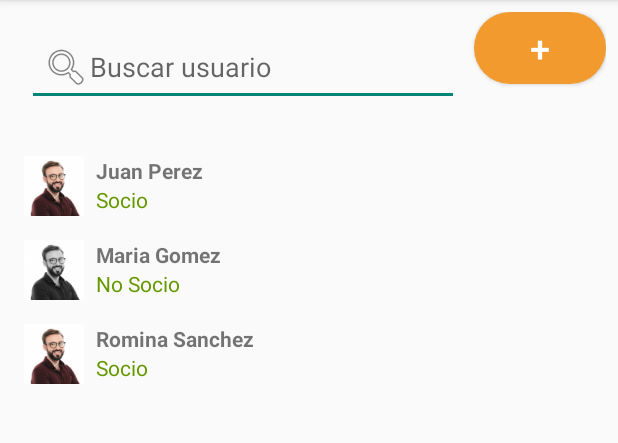
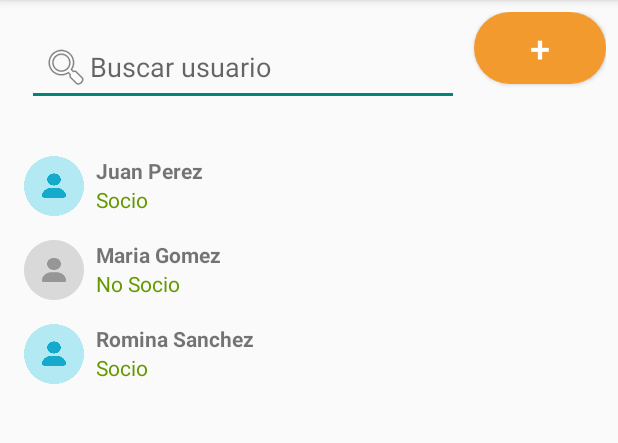
Before and after one commit to EvanaSabatella1989/Club-Deportivo, an Android app: the ListaUsuarios screen opened directly, with no data from a screen before it, on a phone screen of 412 x 824 dp, the part 84-527 px from its top. Run offline under Robolectric (Android 15) with nearby library versions, the phone set to English and light mode, and no system bars; Roboto replaces fonts that are not available here.

Commit message:
quinto commit

```diff
--- a/Club/app/src/main/java/com/example/club/DatabaseHelper.kt
+++ b/Club/app/src/main/java/com/example/club/DatabaseHelper.kt
@@ -71,9 +71,9 @@ class DatabaseHelper(context: Context): SQLiteOpenHelper(context, DATABASE_NAME,
 
         //carga de las personas:
         val personas = listOf(
-            persona(0,"Juan","Perez","1990-01-01", 123456789, "Calle Falsa 123", "123456789", true, true ),
-            persona(0, "Maria", "Gomez", "1985-02-15", 87654321, "Av. Siempre Viva 456", "987654321", false, false),
-            persona(0, "Romina", "Sanchez", "1987-03-19", 454564561, "Cadiz 496", "1156487846", true, true),
+            persona(0,"Juan","Perez","1990-01-01", "123456789", "Calle Falsa 123", "123456789", true, true ),
+            persona(0, "Maria", "Gomez", "1985-02-15", "87654321", "Av. Siempre Viva 456", "987654321", false, false),
+            persona(0, "Romina", "Sanchez", "1987-03-19", "454564561", "Cadiz 496", "1156487846", true, true),
         )
         db.beginTransaction()
         try{
@@ -182,7 +182,7 @@ class DatabaseHelper(context: Context): SQLiteOpenHelper(context, DATABASE_NAME,
                         val nombre = cursor.getString(cursor.getColumnIndexOrThrow("nombre"))
                         val apellido = cursor.getString(cursor.getColumnIndexOrThrow("apellido"))
                         val fechaNac = cursor.getString(cursor.getColumnIndexOrThrow("fechaNac"))
-                        val dni = cursor.getInt(cursor.getColumnIndexOrThrow("dni"))
+                        val dni = cursor.getString(cursor.getColumnIndexOrThrow("dni"))
                         val domicilio = cursor.getString(cursor.getColumnIndexOrThrow("domicilio"))
                         val telefono = cursor.getString(cursor.getColumnIndexOrThrow("telefono"))
                         val isSocio = cursor.getInt(cursor.getColumnIndexOrThrow("isSocio")) == 1
--- a/Club/app/src/main/java/com/example/club/ListaDeCuotasActivity.kt
+++ b/Club/app/src/main/java/com/example/club/ListaDeCuotasActivity.kt
@@ -59,11 +59,8 @@ class ListaDeCuotasActivity : AppCompatActivity() {
                 checkBoxPag.isChecked=false
 
                 val formatter =DateTimeFormatter.ofPattern("dd-MM-yyyy")
-
                 val fechaHoy = LocalDate.now().format(formatter)
-
                 var CuotasVencHoy:ArrayList<cuotaPersona> =ArrayList( Cuotas.filter { (it.fechaVencimiento== fechaHoy.toString()) and ( it.medioPago==null) })
-
                 var adapter= BaseAdapter(this,CuotasVencHoy)
                 binding.listaCuotas.adapter  =adapter
             }else{
--- a/Club/app/src/main/java/com/example/club/ListaUsuarios.kt
+++ b/Club/app/src/main/java/com/example/club/ListaUsuarios.kt
@@ -47,9 +47,11 @@ class ListaUsuarios : AppCompatActivity() {
             if (persona.isSocio) {
                 // Navegar a SocioActivity
                 val intent = Intent(this, DetalleUsuarioSocioActivity::class.java).apply {
+                    putExtra("id", persona.idPersona)
                     putExtra("nombre", persona.nombre)
                     putExtra("apellido", persona.apellido)
                     putExtra("fechaNac", persona.fechaNac)
+                    putExtra("dni", persona.dni)
                     putExtra("domicilio", persona.domicilio)
                     putExtra("telefono", persona.telefono)
                     putExtra("aptoFisico", if(persona.aptoFisico) 1 else 0)
@@ -58,9 +60,11 @@ class ListaUsuarios : AppCompatActivity() {
             } else {
                 // Navegar a NoSocioActivity
                 val intent = Intent(this, DetalleUsuarioNoSocioActivity::class.java).apply {
+                    putExtra("id", persona.idPersona)
                     putExtra("nombre", persona.nombre)
                     putExtra("apellido", persona.apellido)
                     putExtra("fechaNac", persona.fechaNac)
+                    putExtra("dni", persona.dni)
                     putExtra("domicilio", persona.domicilio)
                     putExtra("telefono", persona.telefono)
                     putExtra("aptoFisico", if(persona.aptoFisico) 1 else 0)
--- a/Club/app/src/main/java/com/example/club/models/persona.kt
+++ b/Club/app/src/main/java/com/example/club/models/persona.kt
@@ -5,7 +5,7 @@ data class persona (
         val nombre: String,
         val apellido: String,
         val fechaNac: String,
-        val dni: Int,
+        val dni: String,
         val domicilio: String,
         val telefono: String,
         val isSocio: Boolean,
--- a/Club/app/src/main/java/com/example/club/models/personaAdapter.kt
+++ b/Club/app/src/main/java/com/example/club/models/personaAdapter.kt
@@ -20,7 +20,7 @@ class personaAdapter (
         holder.nombreApellidoTextView.text = "${persona.nombre} ${persona.apellido}"
         holder.estadoTextView.text = if (persona.isSocio) "Socio" else "No Socio"
         holder.iconoImageView.setImageResource(
-            if (persona.isSocio) R.mipmap.socio_color else R.mipmap.no_socio_sincolor
+            if (persona.isSocio) R.mipmap.icono_persona_socio else R.mipmap.icono_persona
         )
         // Configura el click listener
         holder.itemView.setOnClickListener {
--- /dev/null
+++ b/Club/app/src/main/res/drawable/ic_person.xml
@@ -0,0 +1,5 @@
+<vector xmlns:android="http://schemas.android.com/apk/res/android" android:height="24dp" android:tint="#000000" android:viewportHeight="24" android:viewportWidth="24" android:width="24dp">
+
+    <path android:fillColor="#2196F3" android:pathData="M12,12c2.21,0 4,-1.79 4,-4s-1.79,-4 -4,-4 -4,1.79 -4,4 1.79,4 4,4zM12,14c-2.67,0 -8,1.34 -8,4v2h16v-2c0,-2.66 -5.33,-4 -8,-4z"/>
+
+</vector>
--- a/Club/app/src/main/res/layout/item_usuario.xml
+++ b/Club/app/src/main/res/layout/item_usuario.xml
@@ -9,7 +9,7 @@
         android:id="@+id/icon_usuario"
         android:layout_width="40dp"
         android:layout_height="40dp"
-        android:src="@mipmap/socio_color" />
+        android:src="@mipmap/icon_tarjeta" />
 
     <LinearLayout
         android:layout_width="0dp"
```
Also changed, not shown: Club/app/src/main/java/com/example/club/BaseAdapter.kt (+9 -2 lines), Club/app/src/main/java/com/example/club/CarnetActivity.kt (+17 -5 lines), Club/app/src/main/java/com/example/club/DetalleUsuarioSocioActivity.kt (+15 -2 lines), Club/app/src/main/res/layout/activity_carnet.xml (+5 -13 lines), Club/app/src/main/res/layout/activity_lista_de_cuotas.xml (+22 -18 lines), Club/app/src/main/res/layout/item_cuota.xml (+10 -6 lines), Club/app/src/main/res/mipmap-hdpi/icono_persona_socio.png (added).
